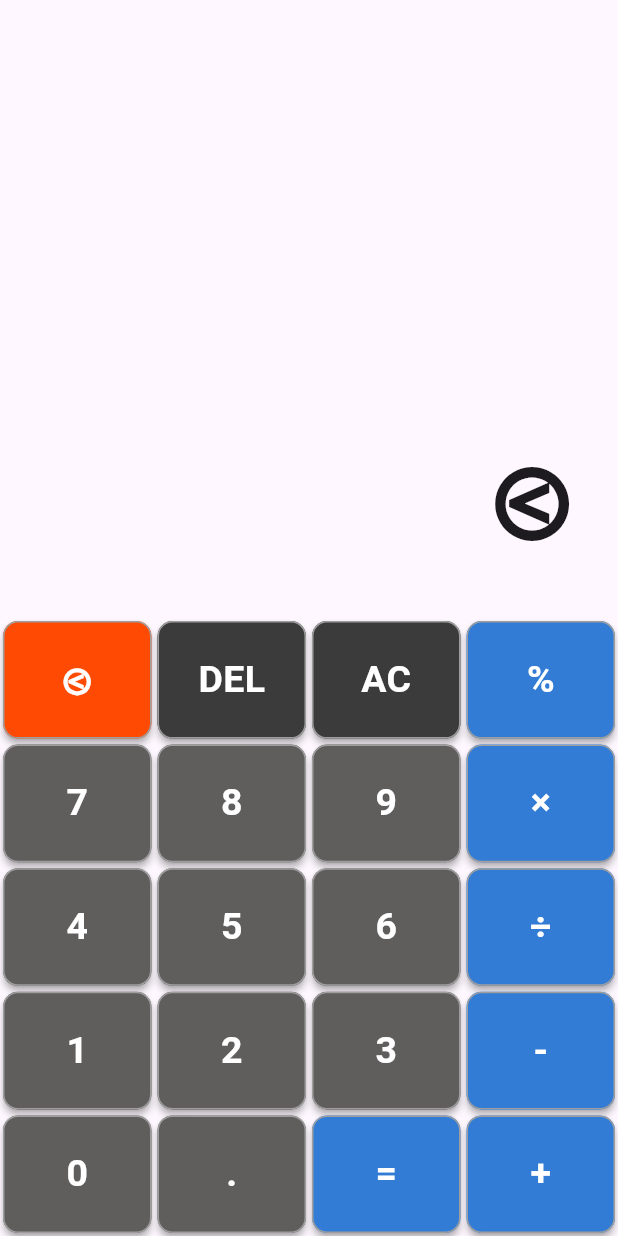
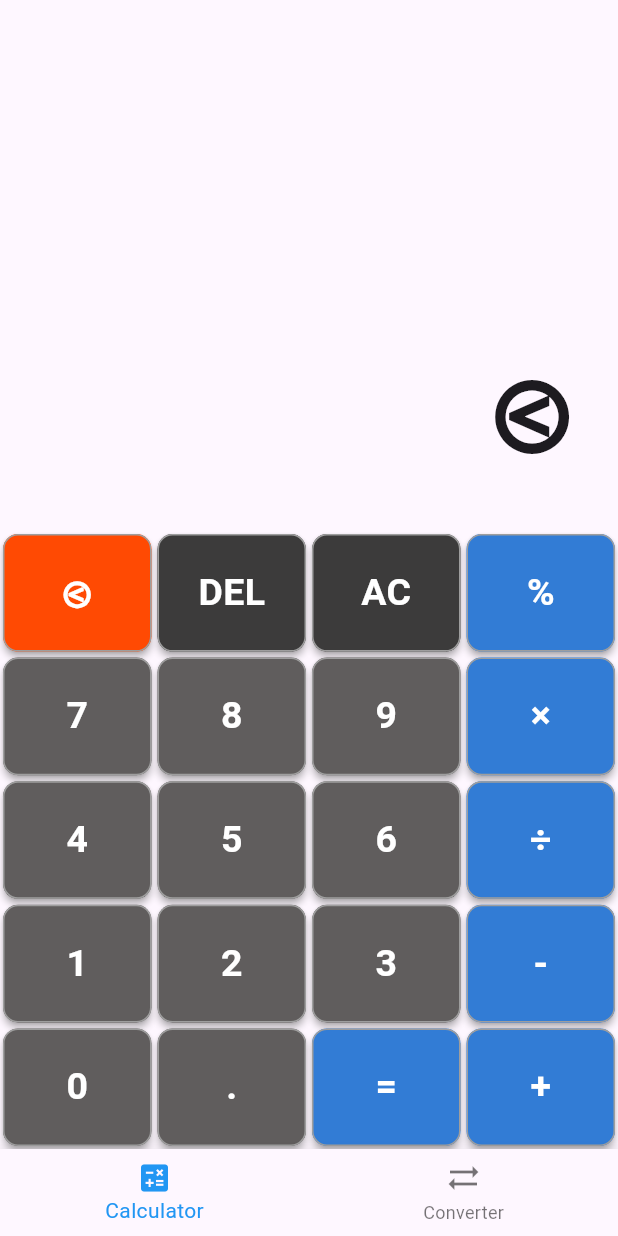
Before and after one commit to Carlang77/calculator_mobileapp_proj, a Flutter app: the screen it shows after launch, after a tap on an icon or button, on a phone screen of 412 x 824 dp. Run offline on Flutter 3.47's test engine with Material 3 defaults, Android fonts, the phone set to English and light mode, and no system bars.

Commit message:
Added miles to km converter

```diff
--- a/lib/main.dart
+++ b/lib/main.dart
@@ -1,6 +1,6 @@
 import 'package:flutter/material.dart';
-
 import 'calculator_screen.dart';
+import 'converter_screen.dart';
 
 void main() {
   runApp(const MyApp());
@@ -12,9 +12,56 @@ class MyApp extends StatelessWidget {
   @override
   Widget build(BuildContext context) {
     return MaterialApp(
-      title: 'Calculator EUAS',
+      title: 'Multi-Function App',
       theme: ThemeData.light(),
-      home: const CalculatorScreen(),
+      home: const HomeScreen(),
     );
   }
 }
+
+class HomeScreen extends StatefulWidget {
+  const HomeScreen({super.key});
+
+  @override
+  _HomeScreenState createState() => _HomeScreenState();
+}
+
+class _HomeScreenState extends State<HomeScreen> {
+  int _selectedIndex = 0;
+  static List<Widget> _widgetOptions = <Widget>[
+    CalculatorScreen(),
+    ConverterScreen(),
+    // Add more screens here as needed
+  ];
+
+  void _onItemTapped(int index) {
+    setState(() {
+      _selectedIndex = index;
+    });
+  }
+
+  @override
+  Widget build(BuildContext context) {
+    return Scaffold(
+      body: Center(
+        child: _widgetOptions.elementAt(_selectedIndex),
+      ),
+      bottomNavigationBar: BottomNavigationBar(
+        items: const <BottomNavigationBarItem>[
+          BottomNavigationBarItem(
+            icon: Icon(Icons.calculate),
+            label: 'Calculator',
+          ),
+          BottomNavigationBarItem(
+            icon: Icon(Icons.sync_alt),
+            label: 'Converter',
+          ),
+          // Add more navigation items here
+        ],
+        currentIndex: _selectedIndex,
+        selectedItemColor: Colors.blue,
+        onTap: _onItemTapped,
+      ),
+    );
+  }
+}
```
